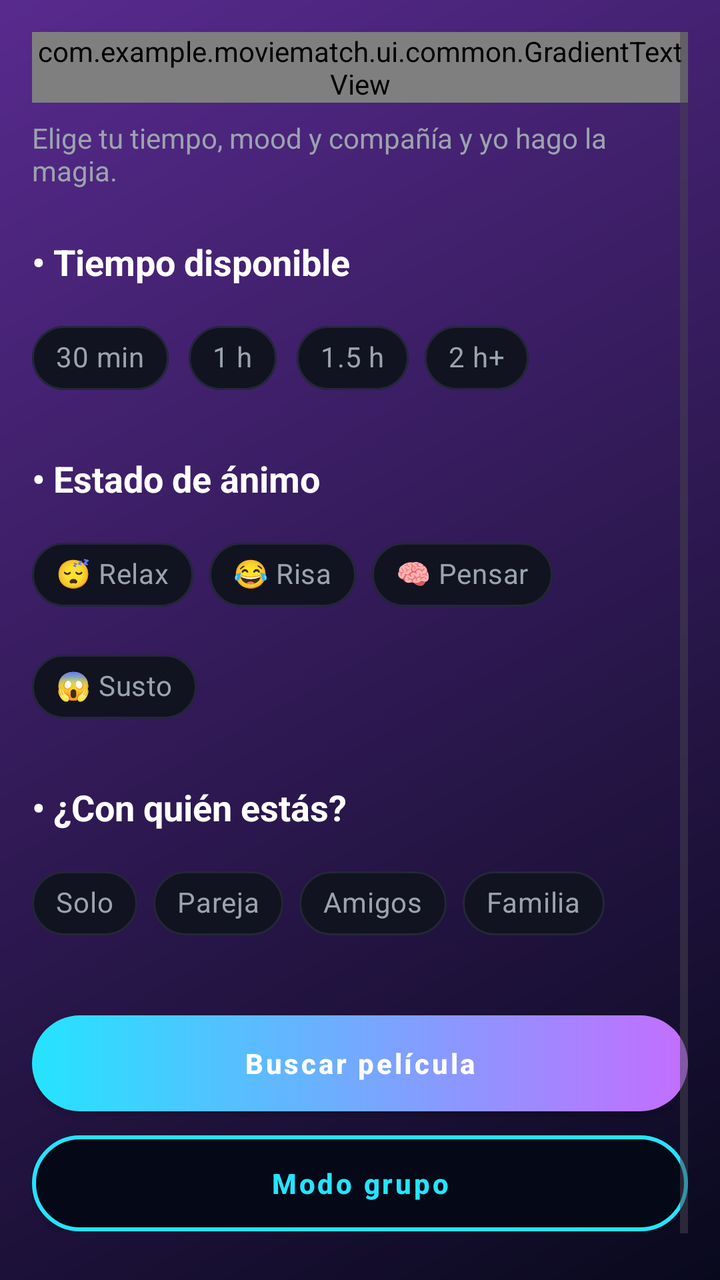
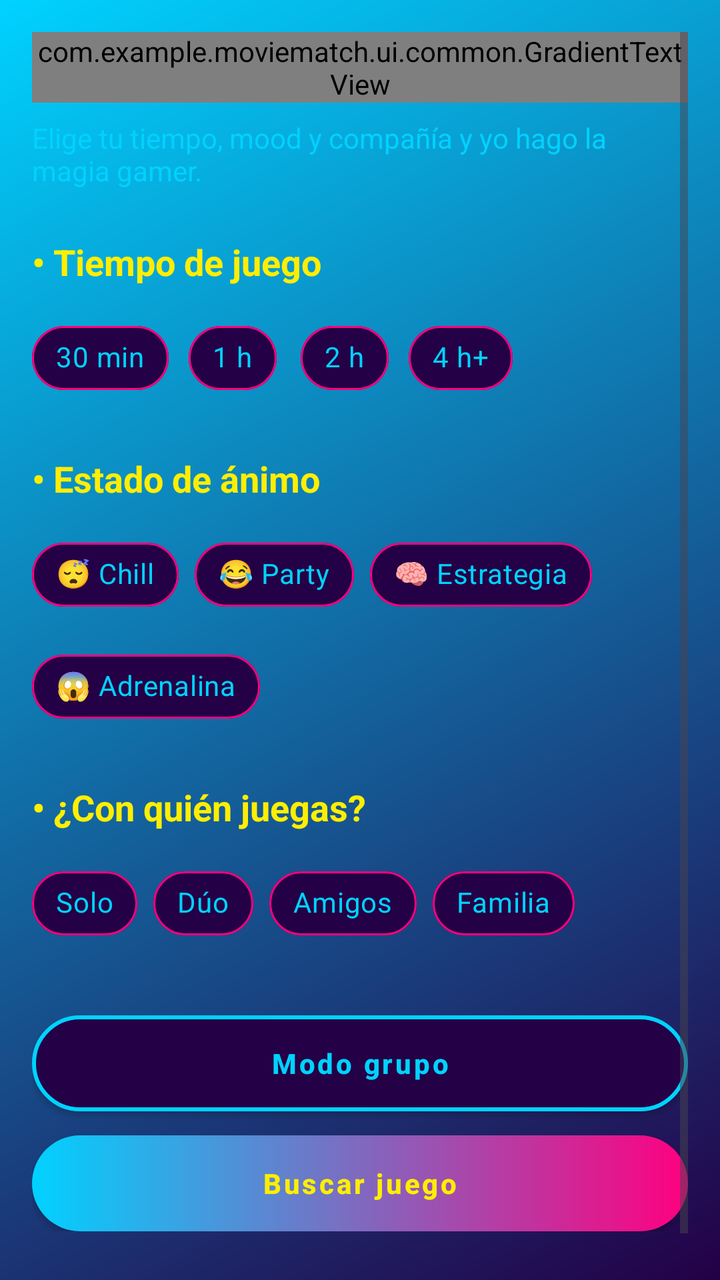

An Android layout rendered at two revisions. The XML below is the earlier revision; the diff shows what the commit changed to produce the second picture.
<!-- AndroidManifest.xml: application theme Theme.MovieMatch -->
<!-- res/layout/fragment_home.xml -->
<?xml version="1.0" encoding="utf-8"?>
<ScrollView xmlns:android="http://schemas.android.com/apk/res/android"
    xmlns:app="http://schemas.android.com/apk/res-auto"
    xmlns:tools="http://schemas.android.com/tools"
    android:id="@+id/scrollHome"
    android:layout_width="match_parent"
    android:layout_height="match_parent"
    android:background="@drawable/bg_app_gradient"
    android:fillViewport="true"
    android:padding="16dp"
    tools:context=".ui.inicio.InicioFragment">

    <LinearLayout
        android:layout_width="match_parent"
        android:layout_height="wrap_content"
        android:orientation="vertical"
        android:paddingBottom="32dp">

        <com.example.moviematch.ui.common.GradientTextView
            android:id="@+id/txtHomeTitle"
            android:layout_width="wrap_content"
            android:layout_height="wrap_content"
            android:fontFamily="sans-serif"
            android:text="@string/home_title"
            android:textColor="@color/text_primary"
            android:textSize="28sp"
            android:textStyle="bold"
            android:layout_marginBottom="8dp" />

        <TextView
            android:id="@+id/txtHomeSubtitle"
            android:layout_width="wrap_content"
            android:layout_height="wrap_content"
            android:fontFamily="sans-serif"
            android:text="@string/home_subtitle"
            android:textColor="@color/text_secondary"
            android:textSize="14sp"
            android:layout_marginBottom="24dp" />

        <TextView
            android:layout_width="wrap_content"
            android:layout_height="wrap_content"
            android:fontFamily="sans-serif"
            android:text="@string/home_time_label"
            android:textColor="@color/text_primary"
            android:textSize="18sp"
            android:textStyle="bold"
            android:layout_marginBottom="12dp" />

        <com.google.android.material.chip.ChipGroup
            android:id="@+id/chipGroupTime"
            android:layout_width="match_parent"
            android:layout_height="wrap_content"
            android:gravity="center_horizontal"
            app:chipSpacing="8dp"
            app:singleSelection="true">

            <com.google.android.material.chip.Chip
                android:id="@+id/chipTime30"
                style="@style/AppChip.Dark"
                android:layout_width="wrap_content"
                android:layout_height="wrap_content"
                android:text="@string/home_time_30" />

            <com.google.android.material.chip.Chip
                android:id="@+id/chipTime60"
                style="@style/AppChip.Dark"
                android:layout_width="wrap_content"
                android:layout_height="wrap_content"
                android:text="@string/home_time_60" />

            <com.google.android.material.chip.Chip
                android:id="@+id/chipTime90"
                style="@style/AppChip.Dark"
                android:layout_width="wrap_content"
                android:layout_height="wrap_content"
                android:text="@string/home_time_90" />

            <com.google.android.material.chip.Chip
                android:id="@+id/chipTime120"
                style="@style/AppChip.Dark"
                android:layout_width="wrap_content"
                android:layout_height="wrap_content"
                android:text="@string/home_time_120" />

        </com.google.android.material.chip.ChipGroup>

        <TextView
            android:layout_width="wrap_content"
            android:layout_height="wrap_content"
            android:fontFamily="sans-serif"
            android:text="@string/home_mood_label"
            android:textColor="@color/text_primary"
            android:textSize="18sp"
            android:textStyle="bold"
            android:layout_marginTop="24dp"
            android:layout_marginBottom="12dp" />

        <com.google.android.material.chip.ChipGroup
            android:id="@+id/chipGroupMood"
            android:layout_width="match_parent"
            android:layout_height="wrap_content"
            android:gravity="center_horizontal"
            app:chipSpacing="8dp"
            app:singleSelection="true">

            <com.google.android.material.chip.Chip
                android:id="@+id/chipMoodRelax"
                style="@style/AppChip.Dark"
                android:layout_width="wrap_content"
                android:layout_height="wrap_content"
                android:text="@string/home_mood_relax" />

            <com.google.android.material.chip.Chip
                android:id="@+id/chipMoodRisa"
                style="@style/AppChip.Dark"
                android:layout_width="wrap_content"
                android:layout_height="wrap_content"
                android:text="@string/home_mood_laugh" />

            <com.google.android.material.chip.Chip
                android:id="@+id/chipMoodPensar"
                style="@style/AppChip.Dark"
                android:layout_width="wrap_content"
                android:layout_height="wrap_content"
                android:text="@string/home_mood_think" />

            <com.google.android.material.chip.Chip
                android:id="@+id/chipMoodSusto"
                style="@style/AppChip.Dark"
                android:layout_width="wrap_content"
                android:layout_height="wrap_content"
                android:text="@string/home_mood_scare" />

        </com.google.android.material.chip.ChipGroup>

        <TextView
            android:layout_width="wrap_content"
            android:layout_height="wrap_content"
            android:fontFamily="sans-serif"
            android:text="@string/home_company_label"
            android:textColor="@color/text_primary"
            android:textSize="18sp"
            android:textStyle="bold"
            android:layout_marginTop="24dp"
            android:layout_marginBottom="12dp" />

        <com.google.android.material.chip.ChipGroup
            android:id="@+id/chipGroupCompany"
            android:layout_width="match_parent"
            android:layout_height="wrap_content"
            android:gravity="center_horizontal"
            app:chipSpacing="8dp"
            app:singleSelection="true">

            <com.google.android.material.chip.Chip
                android:id="@+id/chipSolo"
                style="@style/AppChip.Dark"
                android:layout_width="wrap_content"
                android:layout_height="wrap_content"
                android:text="@string/home_company_solo" />

            <com.google.android.material.chip.Chip
                android:id="@+id/chipPareja"
                style="@style/AppChip.Dark"
                android:layout_width="wrap_content"
                android:layout_height="wrap_content"
                android:text="@string/home_company_couple" />

            <com.google.android.material.chip.Chip
                android:id="@+id/chipAmigos"
                style="@style/AppChip.Dark"
                android:layout_width="wrap_content"
                android:layout_height="wrap_content"
                android:text="@string/home_company_friends" />

            <com.google.android.material.chip.Chip
                android:id="@+id/chipFamilia"
                style="@style/AppChip.Dark"
                android:layout_width="wrap_content"
                android:layout_height="wrap_content"
                android:text="@string/home_company_family" />

        </com.google.android.material.chip.ChipGroup>

        <com.google.android.material.button.MaterialButton
            android:id="@+id/btnBuscarPelicula"
            style="@style/AppButton.Primary"
            android:layout_width="match_parent"
            android:layout_height="wrap_content"
            android:layout_marginTop="32dp"
            android:text="@string/home_search_button"
            android:textAllCaps="false"
            android:textStyle="bold" />

        <com.google.android.material.button.MaterialButton
            android:id="@+id/btnModoGrupo"
            style="@style/AppButton.Outline"
            android:layout_width="match_parent"
            android:layout_height="wrap_content"
            android:layout_marginTop="12dp"
            android:text="@string/home_group_mode_button"
            android:textAllCaps="false"
            android:textStyle="bold" />

    </LinearLayout>

</ScrollView>
<!-- resources referenced by this layout -->
<resources>
  <color name="text_primary">#FFFFFFFF</color>
  <color name="text_secondary">#9CA3AF</color>
  <!-- drawable bg_app_gradient (drawable) -->
  <shape xmlns:android="http://schemas.android.com/apk/res/android"
      android:shape="rectangle">
      <gradient
          android:type="linear"
          android:startColor="@color/bg_main_start"
          android:endColor="@color/bg_main_end"
          android:angle="135" />
  </shape>
  <string name="home_company_couple">Pareja</string>
  <string name="home_company_family">Familia</string>
  <string name="home_company_friends">Amigos</string>
  <string name="home_company_label">• ¿Con quién estás?</string>
  <string name="home_company_solo">Solo</string>
  <string name="home_group_mode_button">Modo grupo</string>
  <string name="home_mood_label">• Estado de ánimo</string>
  <string name="home_mood_laugh">😂 Risa</string>
  <string name="home_mood_relax">😴 Relax</string>
  <string name="home_mood_scare">😱 Susto</string>
  <string name="home_mood_think">🧠 Pensar</string>
  <string name="home_search_button">Buscar película</string>
  <string name="home_subtitle">Elige tu tiempo, mood y compañía y yo hago la magia.</string>
  <string name="home_time_120">2 h+</string>
  <string name="home_time_30">30 min</string>
  <string name="home_time_60">1 h</string>
  <string name="home_time_90">1.5 h</string>
  <string name="home_time_label">• Tiempo disponible</string>
  <string name="home_title">¿Qué vemos hoy?</string>
  <style name="AppButton.Outline" parent="Widget.MaterialComponents.Button">
          <item name="android:background">@drawable/bg_button_outline</item>
          <item name="backgroundTint">@null</item>
          <item name="android:textColor">@color/accent_cyan</item>
          <item name="android:insetLeft">0dp</item>
          <item name="android:insetRight">0dp</item>
          <item name="android:insetTop">0dp</item>
          <item name="android:insetBottom">0dp</item>
          
      </style>
  <style name="AppChip.Dark" parent="Widget.MaterialComponents.Chip.Choice">
          <item name="chipBackgroundColor">@color/chip_bg</item>
          <item name="chipStrokeColor">@color/chip_border</item>
          <item name="chipStrokeWidth">1dp</item>
          <item name="chipCornerRadius">999dp</item>
          <item name="android:textColor">@color/text_secondary</item>
          <item name="checkedIconEnabled">false</item>
      </style>
  <style name="Theme.MovieMatch" parent="Base.Theme.MovieMatch" />
  <color name="bg_main_start">#09091D</color>
  <color name="bg_main_end">#582A8E</color>
  <!-- drawable bg_button_outline (drawable) -->
  <shape xmlns:android="http://schemas.android.com/apk/res/android"
      android:shape="rectangle">
      <solid android:color="@color/button_outline_bg" />
      <stroke
          android:width="2dp"
          android:color="@color/accent_cyan" />
      <corners android:radius="24dp" />
  </shape>
  <color name="accent_cyan">#24E4FF</color>
  <!-- drawable bg_button_primary_gradient (drawable) -->
  <shape xmlns:android="http://schemas.android.com/apk/res/android"
      android:shape="rectangle">
      <gradient
          android:startColor="@color/accent_cyan"
          android:endColor="@color/accent_purple"
          android:angle="0" />
      <corners android:radius="24dp" />
  </shape>
  <color name="chip_bg">#111321</color>
  <color name="chip_border">#24273A</color>
  <style name="Base.Theme.MovieMatch" parent="Theme.Material3.DayNight.NoActionBar">
          
          
      </style>
  <color name="button_outline_bg">#050816</color>
  <color name="accent_purple">#C46DFF</color>
  <!-- unchanged entries left out for length: 1 -->
</resources>

<!-- the commit's change to res/layout/fragment_home.xml (unified diff, before → after) -->
@@ -184,25 +184,25 @@
         </com.google.android.material.chip.ChipGroup>
 
         <com.google.android.material.button.MaterialButton
+            android:id="@+id/btnModoGrupo"
+            style="@style/AppButton.Outline"
+            android:layout_width="match_parent"
+            android:layout_height="wrap_content"
+            android:layout_marginTop="32dp"
+            android:text="@string/home_group_mode_button"
+            android:textAllCaps="false"
+            android:textStyle="bold" />
+
+        <com.google.android.material.button.MaterialButton
             android:id="@+id/btnBuscarPelicula"
             style="@style/AppButton.Primary"
             android:layout_width="match_parent"
             android:layout_height="wrap_content"
-            android:layout_marginTop="32dp"
+            android:layout_marginTop="12dp"
             android:text="@string/home_search_button"
             android:textAllCaps="false"
             android:textStyle="bold" />
 
-        <com.google.android.material.button.MaterialButton
-            android:id="@+id/btnModoGrupo"
-            style="@style/AppButton.Outline"
-            android:layout_width="match_parent"
-            android:layout_height="wrap_content"
-            android:layout_marginTop="12dp"
-            android:text="@string/home_group_mode_button"
-            android:textAllCaps="false"
-            android:textStyle="bold" />
-
     </LinearLayout>
 
 </ScrollView>
<!-- resource entries referenced after the edit -->
@@ -1,7 +1,7 @@
 <!-- resources referenced by this layout -->
 <resources>
-  <color name="text_primary">#FFFFFFFF</color>
-  <color name="text_secondary">#9CA3AF</color>
+  <color name="text_primary">#FFEE00</color>
+  <color name="text_secondary">#00D2FF</color>
   <!-- drawable bg_app_gradient (drawable) -->
   <shape xmlns:android="http://schemas.android.com/apk/res/android"
       android:shape="rectangle">
@@ -11,25 +11,25 @@
           android:endColor="@color/bg_main_end"
           android:angle="135" />
   </shape>
-  <string name="home_company_couple">Pareja</string>
+  <string name="home_company_couple">Dúo</string>
   <string name="home_company_family">Familia</string>
   <string name="home_company_friends">Amigos</string>
-  <string name="home_company_label">• ¿Con quién estás?</string>
+  <string name="home_company_label">• ¿Con quién juegas?</string>
   <string name="home_company_solo">Solo</string>
   <string name="home_group_mode_button">Modo grupo</string>
   <string name="home_mood_label">• Estado de ánimo</string>
-  <string name="home_mood_laugh">😂 Risa</string>
-  <string name="home_mood_relax">😴 Relax</string>
-  <string name="home_mood_scare">😱 Susto</string>
-  <string name="home_mood_think">🧠 Pensar</string>
-  <string name="home_search_button">Buscar película</string>
-  <string name="home_subtitle">Elige tu tiempo, mood y compañía y yo hago la magia.</string>
-  <string name="home_time_120">2 h+</string>
+  <string name="home_mood_laugh">😂 Party</string>
+  <string name="home_mood_relax">😴 Chill</string>
+  <string name="home_mood_scare">😱 Adrenalina</string>
+  <string name="home_mood_think">🧠 Estrategia</string>
+  <string name="home_search_button">Buscar juego</string>
+  <string name="home_subtitle">Elige tu tiempo, mood y compañía y yo hago la magia gamer.</string>
+  <string name="home_time_120">4 h+</string>
   <string name="home_time_30">30 min</string>
   <string name="home_time_60">1 h</string>
-  <string name="home_time_90">1.5 h</string>
-  <string name="home_time_label">• Tiempo disponible</string>
-  <string name="home_title">¿Qué vemos hoy?</string>
+  <string name="home_time_90">2 h</string>
+  <string name="home_time_label">• Tiempo de juego</string>
+  <string name="home_title">¿Qué jugamos hoy?</string>
   <style name="AppButton.Outline" parent="Widget.MaterialComponents.Button">
           <item name="android:background">@drawable/bg_button_outline</item>
           <item name="backgroundTint">@null</item>
@@ -49,8 +49,8 @@
           <item name="checkedIconEnabled">false</item>
       </style>
   <style name="Theme.MovieMatch" parent="Base.Theme.MovieMatch" />
-  <color name="bg_main_start">#09091D</color>
-  <color name="bg_main_end">#582A8E</color>
+  <color name="bg_main_start">#240046</color>
+  <color name="bg_main_end">#00D2FF</color>
   <!-- drawable bg_button_outline (drawable) -->
   <shape xmlns:android="http://schemas.android.com/apk/res/android"
       android:shape="rectangle">
@@ -60,7 +60,7 @@
           android:color="@color/accent_cyan" />
       <corners android:radius="24dp" />
   </shape>
-  <color name="accent_cyan">#24E4FF</color>
+  <color name="accent_cyan">#00D2FF</color>
   <!-- drawable bg_button_primary_gradient (drawable) -->
   <shape xmlns:android="http://schemas.android.com/apk/res/android"
       android:shape="rectangle">
@@ -70,14 +70,14 @@
           android:angle="0" />
       <corners android:radius="24dp" />
   </shape>
-  <color name="chip_bg">#111321</color>
-  <color name="chip_border">#24273A</color>
+  <color name="chip_bg">#240046</color>
+  <color name="chip_border">#FF007F</color>
   <style name="Base.Theme.MovieMatch" parent="Theme.Material3.DayNight.NoActionBar">
           
           
       </style>
-  <color name="button_outline_bg">#050816</color>
-  <color name="accent_purple">#C46DFF</color>
+  <color name="button_outline_bg">#240046</color>
+  <color name="accent_purple">#FF007F</color>
   <!-- unchanged entries left out for length: 1 -->
 </resources>
 
